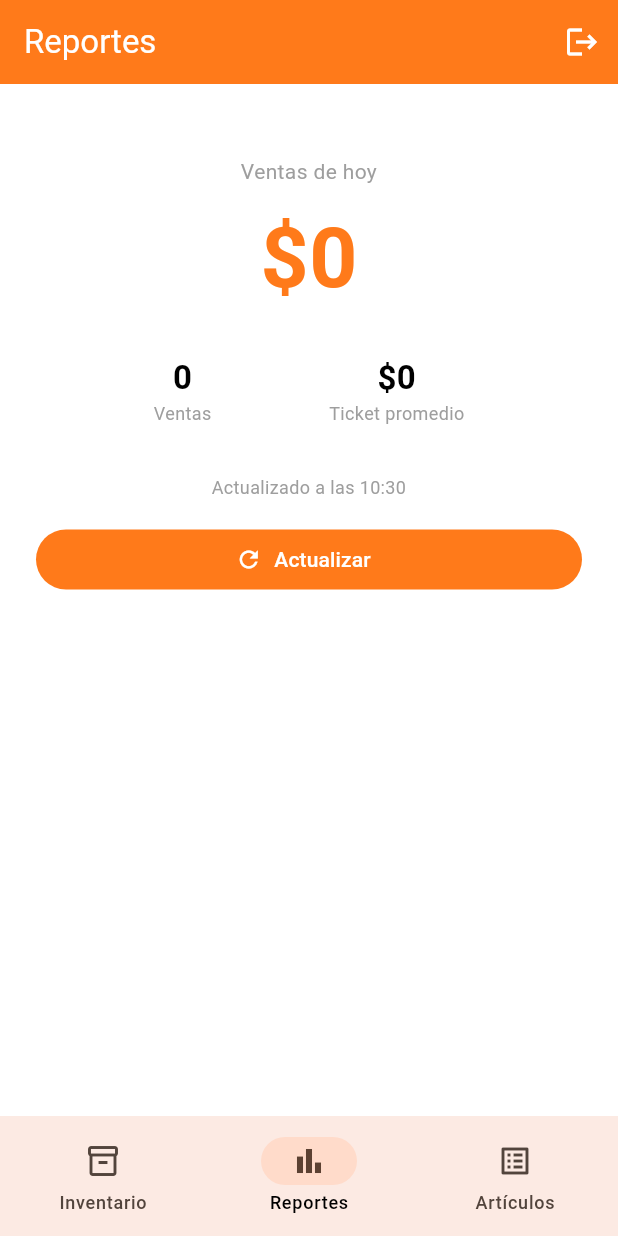
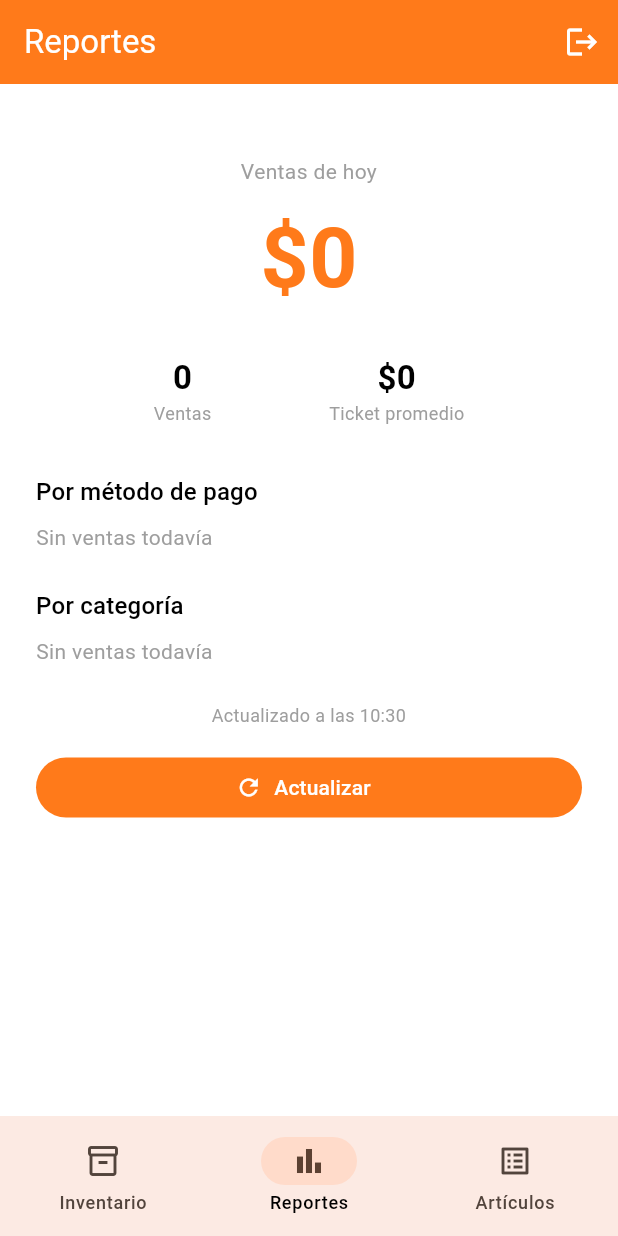
Before and after one commit to p1np0n/POSible, a Flutter app: the InfoAdminShell screen opened directly, item 2 of the bottom bar chosen, after a tap on "Actualizar", on a phone screen of 412 x 824 dp. Run offline on Flutter 3.47's test engine with Material 3 defaults, Android fonts, the phone set to English and light mode, and no system bars; our stand-ins replace audioplayers, csv, file_picker, image_picker, share_plus, shared_preferences and 1 more; missing offline and left inert: mobile_scanner; accounts and stored records are empty.

Commit message:
Info Admin: inventario y artículos completos, reportes con pago/categoría
Reemplaza las pantallas simplificadas de solo lectura por las mismas
pantallas completas de Inventario y Lista de artículos del panel
(escanear, registrar movimientos, crear/editar/borrar, todo igual).
Reportes de Info Admin ahora también muestra el desglose de ventas de
hoy por método de pago y por categoría.

```diff
--- a/lib/screens/info_admin/info_admin_inventory_screen.dart
+++ /dev/null
@@ -1,96 +0,0 @@
-import 'package:flutter/material.dart';
-
-import '../../models/stock_movement.dart';
-import '../../services/stock_movement_repository.dart';
-import '../../utils/date_format_es.dart';
-import '../../widgets/empty_state.dart';
-import '../../widgets/error_state.dart';
-import '../../widgets/loading_indicator.dart';
-
-/// Vista de solo lectura de "Inventario" (movimientos de entrada/salida de
-/// stock) para Info Admin — muestra el mismo historial que la pantalla
-/// completa de Inventario del panel, pero sin escanear ni registrar
-/// movimientos nuevos, para consultar rápido sin poder tocar nada.
-class InfoAdminInventoryScreen extends StatefulWidget {
-  const InfoAdminInventoryScreen({super.key});
-
-  @override
-  State<InfoAdminInventoryScreen> createState() => _InfoAdminInventoryScreenState();
-}
-
-class _InfoAdminInventoryScreenState extends State<InfoAdminInventoryScreen> {
-  final StockMovementRepository _repository = StockMovementRepository();
-  List<StockMovement> _movements = [];
-  bool _loading = true;
-  String? _error;
-
-  @override
-  void initState() {
-    super.initState();
-    _load();
-  }
-
-  Future<void> _load() async {
-    setState(() {
-      _loading = true;
-      _error = null;
-    });
-    try {
-      final movements = await _repository.getRecent();
-      if (!mounted) return;
-      setState(() {
-        _movements = movements;
-        _loading = false;
-      });
-    } catch (_) {
-      if (!mounted) return;
-      setState(() {
-        _error = 'No se pudieron cargar los movimientos';
-        _loading = false;
-      });
-    }
-  }
-
-  @override
-  Widget build(BuildContext context) {
-    if (_loading) return const LoadingIndicator();
-    if (_error != null) return ErrorState(message: _error!, onRetry: _load);
-    if (_movements.isEmpty) {
-      return RefreshIndicator(
-        onRefresh: _load,
-        child: ListView(
-          children: const [
-            SizedBox(height: 120),
-            EmptyState(message: 'Todavía no hay movimientos de inventario', icon: Icons.inventory_2_outlined),
-          ],
-        ),
-      );
-    }
-    return RefreshIndicator(
-      onRefresh: _load,
-      child: ListView.builder(
-        padding: const EdgeInsets.all(16),
-        itemCount: _movements.length,
-        itemBuilder: (context, index) {
-          final m = _movements[index];
-          return ListTile(
-            leading: Icon(
-              m.isIn ? Icons.add_circle_outline : Icons.remove_circle_outline,
-              color: m.isIn ? Colors.green : Colors.red,
-            ),
-            title: Text(m.productName),
-            subtitle: Text(
-              '${formatDayHeaderEs(m.createdAt.toLocal())} · ${formatTimeEs(m.createdAt.toLocal())}'
-              '${m.note != null ? ' · ${m.note}' : ''}'
-              '${m.userEmail != null ? ' · ${m.userEmail}' : ''}',
-            ),
-            trailing: Text(
-              '${m.isIn ? '+' : '-'}${m.quantity.toStringAsFixed(0)}',
-              style: TextStyle(color: m.isIn ? Colors.green : Colors.red, fontWeight: FontWeight.bold),
-            ),
-          );
-        },
-      ),
-    );
-  }
-}
--- a/lib/screens/info_admin/info_admin_reports_screen.dart
+++ b/lib/screens/info_admin/info_admin_reports_screen.dart
@@ -5,9 +5,10 @@ import '../../widgets/currency_text.dart';
 import '../../widgets/error_state.dart';
 import '../../widgets/loading_indicator.dart';
 
-/// "Reportes" de Info Admin: solo el total vendido hoy, hasta el momento en
-/// que se actualiza — sin rangos de fecha ni desgloses, para revisar de un
-/// vistazo cómo va el día sin entrar al panel completo.
+/// "Reportes" de Info Admin: el total vendido hoy, hasta el momento en que
+/// se actualiza, más cuánto se pagó con efectivo/tarjeta/otro y cuánto se
+/// vendió por categoría — sin rangos de fecha ni el resto de los desgloses
+/// del panel completo, para revisar de un vistazo cómo va el día.
 class InfoAdminReportsScreen extends StatefulWidget {
   const InfoAdminReportsScreen({super.key});
 
@@ -18,9 +19,16 @@ class InfoAdminReportsScreen extends StatefulWidget {
 class _InfoAdminReportsScreenState extends State<InfoAdminReportsScreen> {
   final ReportsRepository _repository = ReportsRepository();
   SalesSummary? _summary;
+  List<NamedTotal> _byCategory = [];
   DateTime? _updatedAt;
   bool _loading = true;
   String? _error;
+
+  static const _paymentLabels = {
+    'cash': 'Efectivo',
+    'card': 'Tarjeta',
+    'other': 'Otro',
+  };
 
   @override
   void initState() {
@@ -36,10 +44,14 @@ class _InfoAdminReportsScreenState extends State<InfoAdminReportsScreen> {
     final now = DateTime.now();
     final from = DateTime(now.year, now.month, now.day);
     try {
-      final summary = await _repository.getSummary(from: from, to: now);
+      final results = await Future.wait([
+        _repository.getSummary(from: from, to: now),
+        _repository.getByCategory(from: from, to: now),
+      ]);
       if (!mounted) return;
       setState(() {
-        _summary = summary;
+        _summary = results[0] as SalesSummary;
+        _byCategory = results[1] as List<NamedTotal>;
         _updatedAt = DateTime.now();
         _loading = false;
       });
@@ -96,6 +108,38 @@ class _InfoAdminReportsScreenState extends State<InfoAdminReportsScreen> {
             ],
           ),
           const SizedBox(height: 32),
+          Text('Por método de pago', style: Theme.of(context).textTheme.titleMedium),
+          const SizedBox(height: 8),
+          if (summary.byPaymentMethod.isEmpty)
+            const Text('Sin ventas todavía', style: TextStyle(color: Colors.grey))
+          else
+            ...summary.byPaymentMethod.entries.map((entry) => Padding(
+                  padding: const EdgeInsets.symmetric(vertical: 4),
+                  child: Row(
+                    mainAxisAlignment: MainAxisAlignment.spaceBetween,
+                    children: [
+                      Text(_paymentLabels[entry.key] ?? entry.key),
+                      CurrencyText(entry.value, bold: true),
+                    ],
+                  ),
+                )),
+          const SizedBox(height: 24),
+          Text('Por categoría', style: Theme.of(context).textTheme.titleMedium),
+          const SizedBox(height: 8),
+          if (_byCategory.isEmpty)
+            const Text('Sin ventas todavía', style: TextStyle(color: Colors.grey))
+          else
+            ..._byCategory.map((c) => Padding(
+                  padding: const EdgeInsets.symmetric(vertical: 4),
+                  child: Row(
+                    mainAxisAlignment: MainAxisAlignment.spaceBetween,
+                    children: [
+                      Text(c.name),
+                      CurrencyText(c.total, bold: true),
+                    ],
+                  ),
+                )),
+          const SizedBox(height: 24),
           if (_updatedAt != null)
             Text(
               'Actualizado a las ${_formatTime(_updatedAt!)}',
--- a/lib/screens/info_admin/info_admin_shell.dart
+++ b/lib/screens/info_admin/info_admin_shell.dart
@@ -1,15 +1,16 @@
 import 'package:flutter/material.dart';
 import 'package:supabase_flutter/supabase_flutter.dart';
 
-import 'info_admin_inventory_screen.dart';
-import 'info_admin_products_screen.dart';
+import '../inventory/product_list_screen.dart';
+import '../inventory/stock_movements_screen.dart';
 import 'info_admin_reports_screen.dart';
 
-/// Pantalla principal de "Info Admin": una versión chica de POSible, solo
-/// para consultar (nada de vender ni editar), con 3 secciones elegidas con
-/// un menú abajo — Inventario (movimientos de stock), Reportes (ventas de
-/// hoy) y Lista de artículos. Usa el mismo login que la app completa (ver
-/// lib/main_info_admin.dart), así que cualquier empleado con cuenta en
+/// Pantalla principal de "Info Admin": una versión chica de POSible (sin
+/// Ventas ni Turno/Reloj), con 3 secciones elegidas con un menú abajo —
+/// Inventario y Lista de artículos son las mismas pantallas completas del
+/// panel (crear, editar, escanear, todo igual); Reportes es una versión
+/// propia enfocada en el día de hoy. Usa el mismo login que la app completa
+/// (ver lib/main_info_admin.dart), así que cualquier empleado con cuenta en
 /// POSible puede entrar acá también.
 class InfoAdminShell extends StatefulWidget {
   const InfoAdminShell({super.key});
@@ -23,9 +24,9 @@ class _InfoAdminShellState extends State<InfoAdminShell> {
 
   static const _titles = ['Inventario', 'Reportes', 'Lista de artículos'];
   static const _screens = [
-    InfoAdminInventoryScreen(),
+    StockMovementsScreen(),
     InfoAdminReportsScreen(),
-    InfoAdminProductsScreen(),
+    ProductListScreen(),
   ];
 
   @override
```
Also changed, not shown: lib/screens/info_admin/info_admin_products_screen.dart (deleted, +0 -141 lines), 1 other file.
